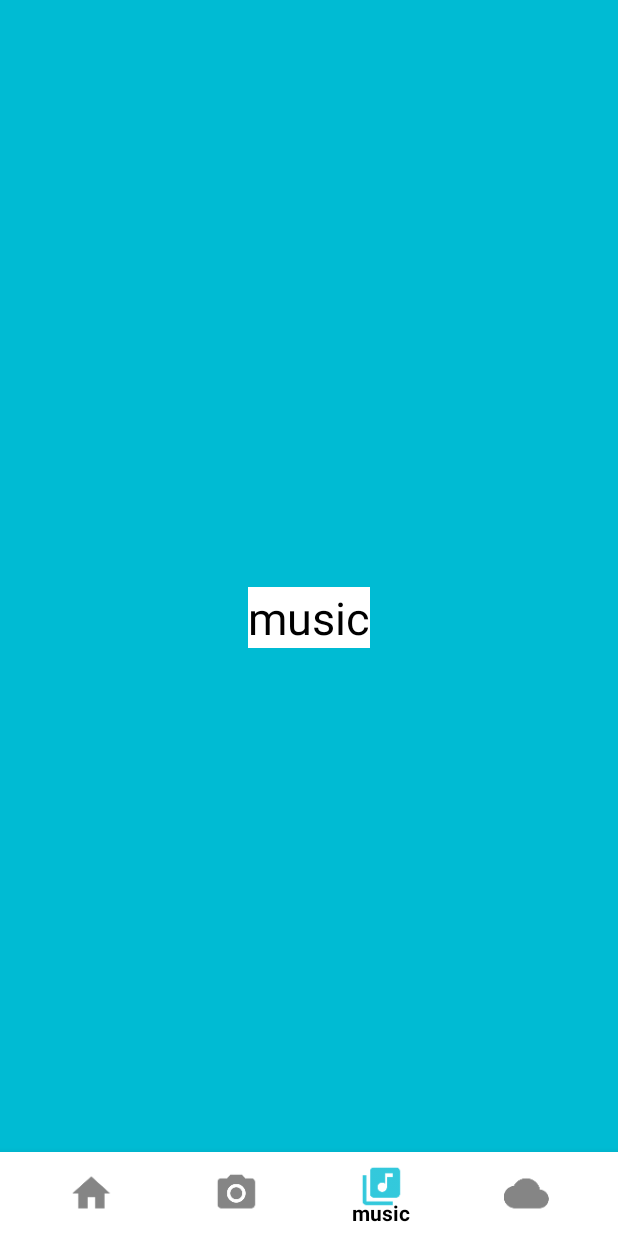
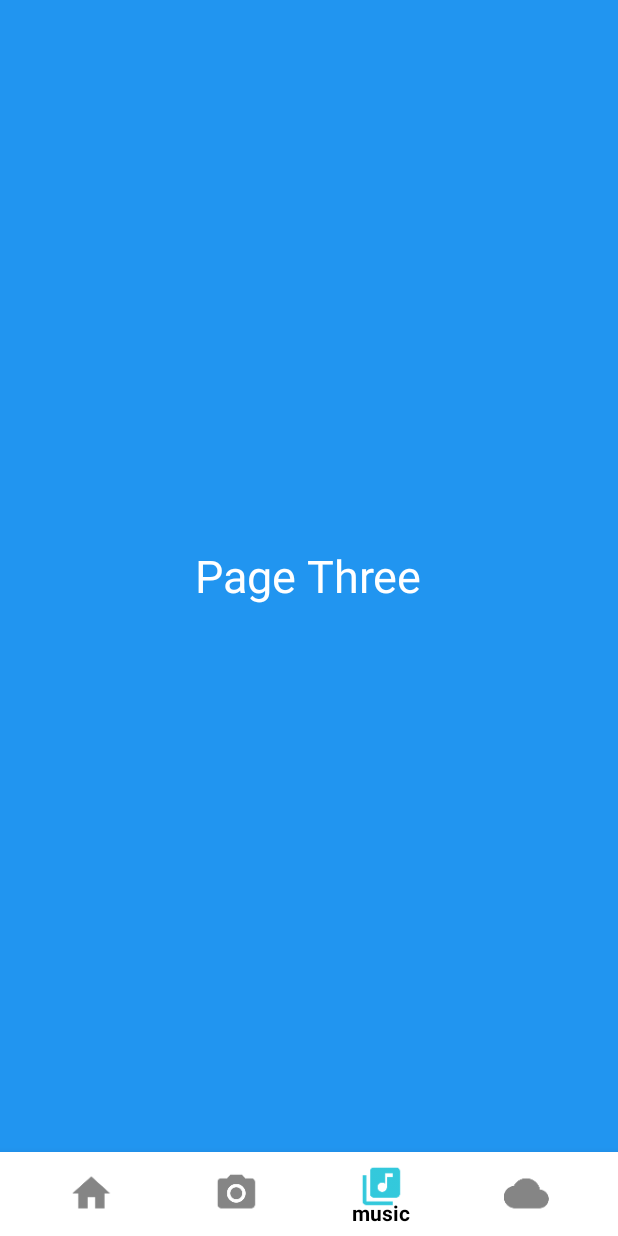
Before and after one commit to Insofan/MaterialDesign, an Android app: the BottomNavActivity screen opened directly, with no data from a screen before it, item 3 of the bottom bar chosen, on a phone screen of 412 x 824 dp. Run offline under Robolectric (Android 15) with nearby library versions, the phone set to English and light mode, and no system bars.

Commit message:
[mod](BottomNavActivity) 1.完成BottomNavActivity 2.完成0.1版本 TODO:完成Readme.md

```diff
--- a/MyMaterialDesign/app/build.gradle
+++ b/MyMaterialDesign/app/build.gradle
@@ -35,7 +35,5 @@ dependencies {
     compile 'com.android.support:support-v4:25.3.1'
     compile 'com.android.support:cardview-v7:21.0.+'
     compile 'com.android.support:percent:22.2.0'
-    compile 'com.github.bumptech.glide:glide:4.2.0'
-    annotationProcessor 'com.github.bumptech.glide:compiler:4.2.0'
     testCompile 'junit:junit:4.12'
 }
--- a/MyMaterialDesign/app/src/main/java/com/example/mymaterialdesign/BottomNavActivity.java
+++ b/MyMaterialDesign/app/src/main/java/com/example/mymaterialdesign/BottomNavActivity.java
@@ -4,9 +4,15 @@ import android.os.Bundle;
 import android.support.annotation.NonNull;
 import android.support.annotation.Nullable;
 import android.support.design.widget.BottomNavigationView;
+import android.support.v4.view.PagerAdapter;
+import android.support.v4.view.ViewPager;
 import android.support.v7.app.AppCompatActivity;
 import android.view.MenuItem;
-import android.widget.TextView;
+import android.view.View;
+import android.view.ViewGroup;
+
+import java.util.ArrayList;
+import java.util.List;
 
 /**
  * Created by Haixiao on 2017/10/14.
@@ -14,21 +20,45 @@ import android.widget.TextView;
  * https://github.com/Insofan
  */
 
-public class BottomNavActivity extends AppCompatActivity{
+public class BottomNavActivity extends AppCompatActivity {
     BottomNavigationView bottomNavigationView;
-    private TextView textView;
+
+    private ViewPager viewPager;
+    private List<View> viewList;
 
     @Override
     protected void onCreate(@Nullable Bundle savedInstanceState) {
         super.onCreate(savedInstanceState);
         setContentView(R.layout.bottom_tab_activity);
 
-        textView = (TextView) findViewById(R.id.bottom_text_view);
-        bottomNavigationView = (BottomNavigationView) findViewById(R.id.bottom_nav);
+        initView();
+
+
+    }
+
+    private void initView() {
+        //4 item view
+        View viewOne = getLayoutInflater().inflate(R.layout.bottom_tab_item_one, null);
+        View viewTwo = getLayoutInflater().inflate(R.layout.bottom_tab_item_two, null);
+        View viewThree = getLayoutInflater().inflate(R.layout.bottom_tab_item_three, null);
+        View viewFour = getLayoutInflater().inflate(R.layout.bottom_tab_item_four, null);
+
+        viewList = new ArrayList<>();
+        viewList.add(viewOne);
+        viewList.add(viewTwo);
+        viewList.add(viewThree);
+        viewList.add(viewFour);
+
+        viewPager = (ViewPager) findViewById(R.id.bottom_view_pager);
+        viewPager.setAdapter(pagerAdapter);
+        viewPager.addOnPageChangeListener(pageChangeListener);
+
+        bottomNavigationView = (BottomNavigationView) findViewById(R.id.bottom_nav_bar);
+
 
         bottomNavigationView.setOnNavigationItemSelectedListener(bottomNavigationItemSelectedListener);
+        //disable shift mode
         BottomNavigationViewHelper.disableShiftMode(bottomNavigationView);
-
     }
 
     private BottomNavigationView.OnNavigationItemSelectedListener bottomNavigationItemSelectedListener = new BottomNavigationView.OnNavigationItemSelectedListener() {
@@ -36,19 +66,76 @@ public class BottomNavActivity extends AppCompatActivity{
         public boolean onNavigationItemSelected(@NonNull MenuItem item) {
             switch (item.getItemId()) {
                 case R.id.bottom_item_home:
-                    textView.setText(R.string.bottom_home);
+                    viewPager.setCurrentItem(0);
                     return true;
                 case R.id.bottom_item_camera:
-                    textView.setText(R.string.bottom_camera);
+                    viewPager.setCurrentItem(1);
                     return true;
                 case R.id.bottom_item_music:
-                    textView.setText(R.string.bottom_music);
+                    viewPager.setCurrentItem(2);
                     return true;
                 case R.id.bottom_item_cloud:
-                    textView.setText(R.string.bottom_cloud);
+                    viewPager.setCurrentItem(3);
                     return true;
             }
             return false;
         }
     };
+
+    //pager change listener
+    private ViewPager.OnPageChangeListener pageChangeListener = new ViewPager.OnPageChangeListener() {
+
+        @Override
+        public void onPageScrolled(int position, float positionOffset, int positionOffsetPixels) {
+
+        }
+
+        @Override
+        public void onPageSelected(int position) {
+            switch (position) {
+                case 0:
+                    bottomNavigationView.setSelectedItemId(R.id.bottom_item_home);
+                    break;
+                case 1:
+                    bottomNavigationView.setSelectedItemId(R.id.bottom_item_camera);
+                    break;
+                case 2:
+                    bottomNavigationView.setSelectedItemId(R.id.bottom_item_music);
+                    break;
+                case 3:
+                    bottomNavigationView.setSelectedItemId(R.id.bottom_item_cloud);
+                    break;
+
+            }
+
+        }
+
+        @Override
+        public void onPageScrollStateChanged(int state) {
+
+        }
+    };
+
+    private PagerAdapter pagerAdapter = new PagerAdapter() {
+        @Override
+        public int getCount() {
+            return viewList.size();
+        }
+
+        @Override
+        public boolean isViewFromObject(View view, Object object) {
+            return view == object;
+        }
+
+        @Override
+        public void destroyItem(ViewGroup container, int position, Object object) {
+            container.removeView(viewList.get(position));
+        }
+
+        @Override
+        public Object instantiateItem(ViewGroup container, int position) {
+            container.addView(viewList.get(position));
+            return viewList.get(position);
+        }
+    };
 }
--- a/MyMaterialDesign/app/src/main/res/layout/bottom_tab_activity.xml
+++ b/MyMaterialDesign/app/src/main/res/layout/bottom_tab_activity.xml
@@ -1,23 +1,22 @@
 <?xml version="1.0" encoding="utf-8"?>
-<android.support.design.widget.CoordinatorLayout xmlns:android="http://schemas.android.com/apk/res/android"
+<LinearLayout xmlns:android="http://schemas.android.com/apk/res/android"
+    android:id="@+id/bottom_nav_view"
     android:layout_width="match_parent"
     android:layout_height="match_parent"
     xmlns:app="http://schemas.android.com/apk/res-auto"
-    xmlns:tools="http://schemas.android.com/tools"
     android:background="@color/colorPrimary"
     android:orientation="vertical">
 
-    <TextView
-        android:id="@+id/bottom_text_view"
-        android:background="@color/colorWhite"
-        android:textSize="30sp"
-        android:layout_gravity="center"
-        android:layout_width="wrap_content"
-        android:layout_height="wrap_content"
-        android:text="tab 1" />
+
+    <android.support.v4.view.ViewPager
+        android:id="@+id/bottom_view_pager"
+        android:layout_width="match_parent"
+        android:layout_height="0dp"
+        android:layout_weight="1"
+        />
 
     <android.support.design.widget.BottomNavigationView
-        android:id="@+id/bottom_nav"
+        android:id="@+id/bottom_nav_bar"
         android:layout_width="match_parent"
         android:layout_height="wrap_content"
         android:layout_gravity="bottom"
@@ -27,4 +26,4 @@
 
     </android.support.design.widget.BottomNavigationView>
 
-</android.support.design.widget.CoordinatorLayout>
+</LinearLayout>
--- /dev/null
+++ b/MyMaterialDesign/app/src/main/res/layout/bottom_tab_item_three.xml
@@ -0,0 +1,16 @@
+<?xml version="1.0" encoding="utf-8"?>
+<LinearLayout xmlns:android="http://schemas.android.com/apk/res/android"
+    android:layout_width="match_parent"
+    android:layout_height="match_parent"
+    android:background="#2195f0"
+    android:gravity="center"
+    android:orientation="vertical">
+
+    <TextView
+        android:layout_width="wrap_content"
+        android:layout_height="wrap_content"
+        android:text="Page Three"
+        android:textColor="@color/colorWhite"
+        android:textSize="30sp" />
+
+</LinearLayout>
```
Also changed, not shown: MyMaterialDesign/app/src/main/res/layout/bottom_tab_item_four.xml (added, +16 -0 lines), MyMaterialDesign/app/src/main/res/layout/bottom_tab_item_one.xml (added, +16 -0 lines), MyMaterialDesign/app/src/main/res/layout/bottom_tab_item_two.xml (added, +16 -0 lines).
